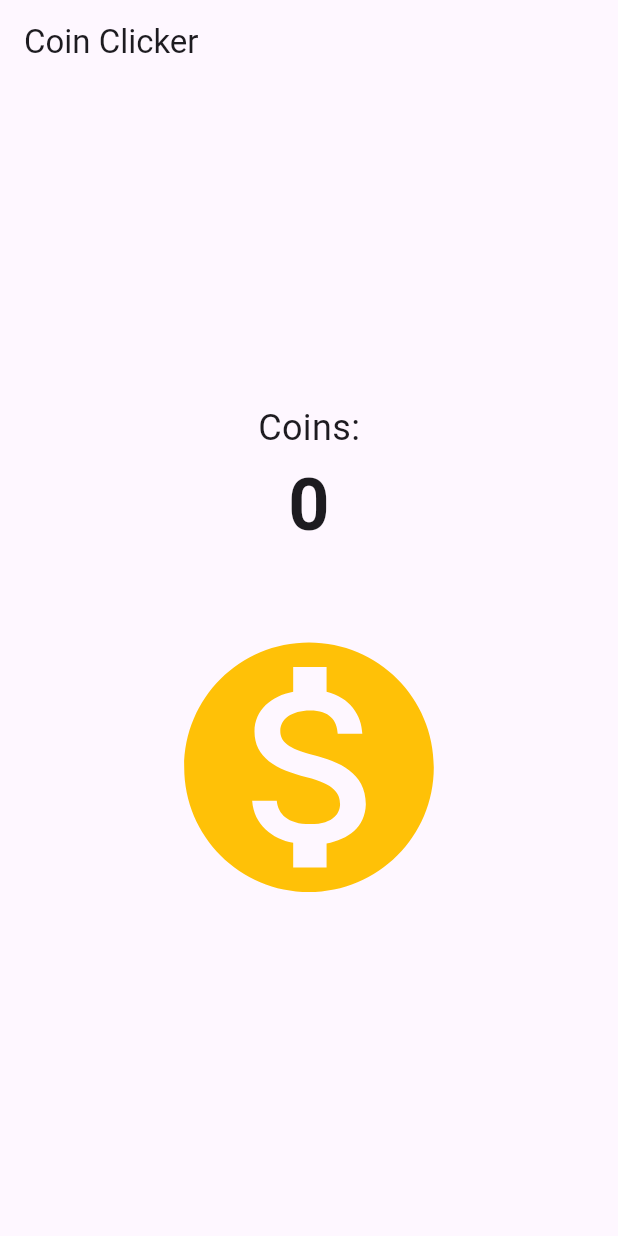
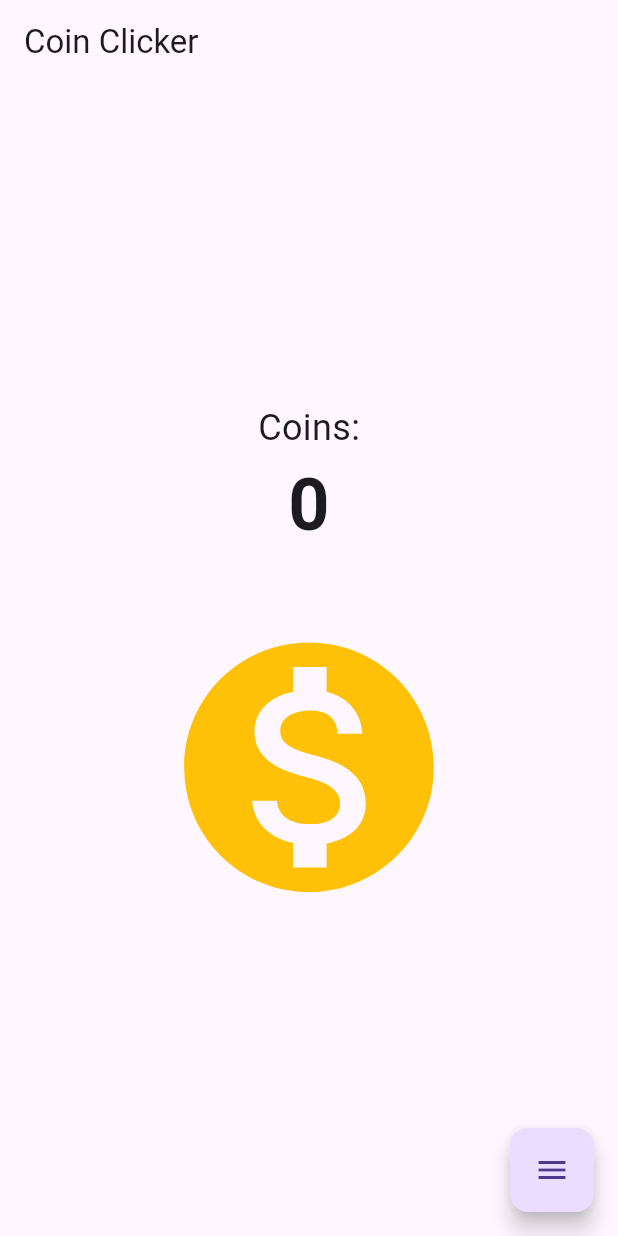
Before and after one commit to feather2308/flutter_coin_clicker, a Flutter app: the screen it shows after launch, on a phone screen of 412 x 824 dp. Run offline on Flutter 3.47's test engine with Material 3 defaults, Android fonts, the phone set to English and light mode, and no system bars.

Commit message:
메뉴 버튼 추가

```diff
--- a/lib/main.dart
+++ b/lib/main.dart
@@ -1,9 +1,9 @@
-
 import 'dart:math';
 import 'package:flutter/material.dart';
 import 'package:flutter_coin_clicker/models/floating_animation.dart';
 import 'package:flutter_coin_clicker/widgets/animation_painter.dart';
 import 'package:flutter_coin_clicker/widgets/coin_display.dart';
+import 'package:flutter_coin_clicker/widgets/game_menu_sheet.dart';
 
 void main() {
   runApp(const MyApp());
@@ -49,14 +49,8 @@
     super.initState();
     _controller = AnimationController(
       vsync: this,
-      duration: const Duration(seconds: 1), // Duration doesn't matter as much here
-    )..addListener(() {
-        // Clean up old animations
-        final currentTime = _controller.lastElapsedDuration?.inMilliseconds.toDouble() ?? 0;
-        _animations.removeWhere((anim) => (currentTime - anim.creationTime) > 1000);
-        setState(() {});
-      });
-    _controller.repeat();
+      duration: const Duration(seconds: 1),
+    )..repeat();
   }
 
   @override
@@ -100,6 +94,7 @@
     final horizontalOffset = (_random.nextDouble() - 0.5) * 80;
     final currentTime = _controller.lastElapsedDuration?.inMilliseconds.toDouble() ?? 0;
 
+    // Add to list and trigger a rebuild of the AnimatedBuilder
     setState(() {
       _animations.add(FloatingAnimation(
         id: id,
@@ -110,9 +105,24 @@
     });
   }
 
+  void _showGameMenu() {
+    showDialog(
+      context: context,
+      builder: (BuildContext context) {
+        return AlertDialog(
+          shape: RoundedRectangleBorder(borderRadius: BorderRadius.circular(16)),
+          title: const Text('Menu'),
+          content: SizedBox(
+            width: double.maxFinite,
+            child: const GameMenuSheet(),
+          ),
+        );
+      },
+    );
+  }
+
   @override
   Widget build(BuildContext context) {
-    final currentTime = _controller.lastElapsedDuration?.inMilliseconds.toDouble() ?? 0;
     return Scaffold(
       appBar: AppBar(
         title: const Text('Coin Clicker'),
@@ -122,6 +132,7 @@
         child: Stack(
           key: _stackKey,
           children: [
+            // Static UI that doesn't rebuild on every frame
             Center(
               child: Column(
                 mainAxisAlignment: MainAxisAlignment.center,
@@ -139,13 +150,29 @@
                 ],
               ),
             ),
-            CustomPaint(
-              painter: AnimationPainter(animations: _animations, time: currentTime),
-              child: Container(),
+            // The animation painter, rebuilt by AnimatedBuilder for performance
+            AnimatedBuilder(
+              animation: _controller,
+              builder: (context, child) {
+                final currentTime = _controller.lastElapsedDuration?.inMilliseconds.toDouble() ?? 0;
+                _animations.removeWhere((anim) => (currentTime - anim.creationTime) > 1000);
+
+                return CustomPaint(
+                  painter: AnimationPainter(animations: _animations, time: currentTime),
+                  child: Container(),
+                );
+              },
             ),
           ],
         ),
       ),
+      floatingActionButton: FloatingActionButton(
+        onPressed: _showGameMenu,
+        shape: RoundedRectangleBorder(
+          borderRadius: BorderRadius.circular(12),
+        ),
+        child: const Icon(Icons.menu),
+      ),
     );
   }
 }
```
Also changed, not shown: lib/widgets/game_menu_sheet.dart (added, +27 -0 lines).
